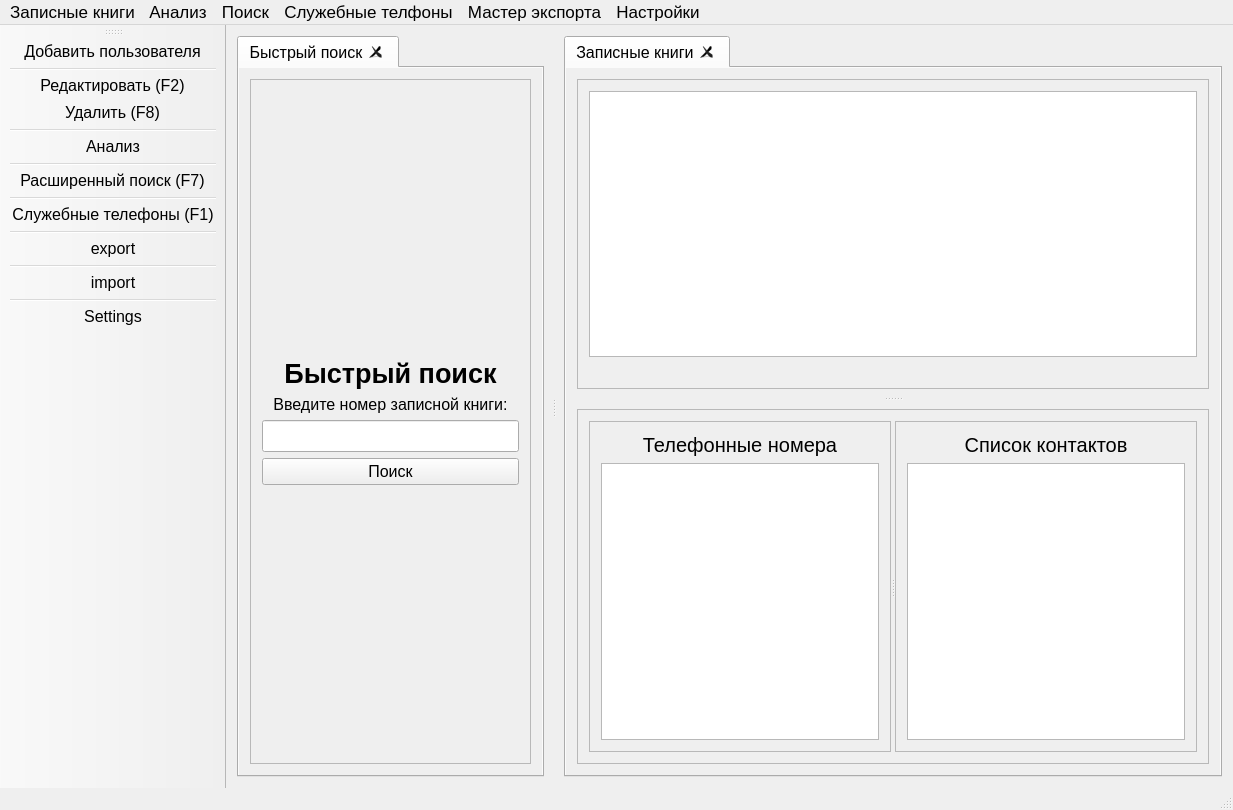
First picture: the form in mainwindow.ui, repository Yavlados/VKR, before the edit.
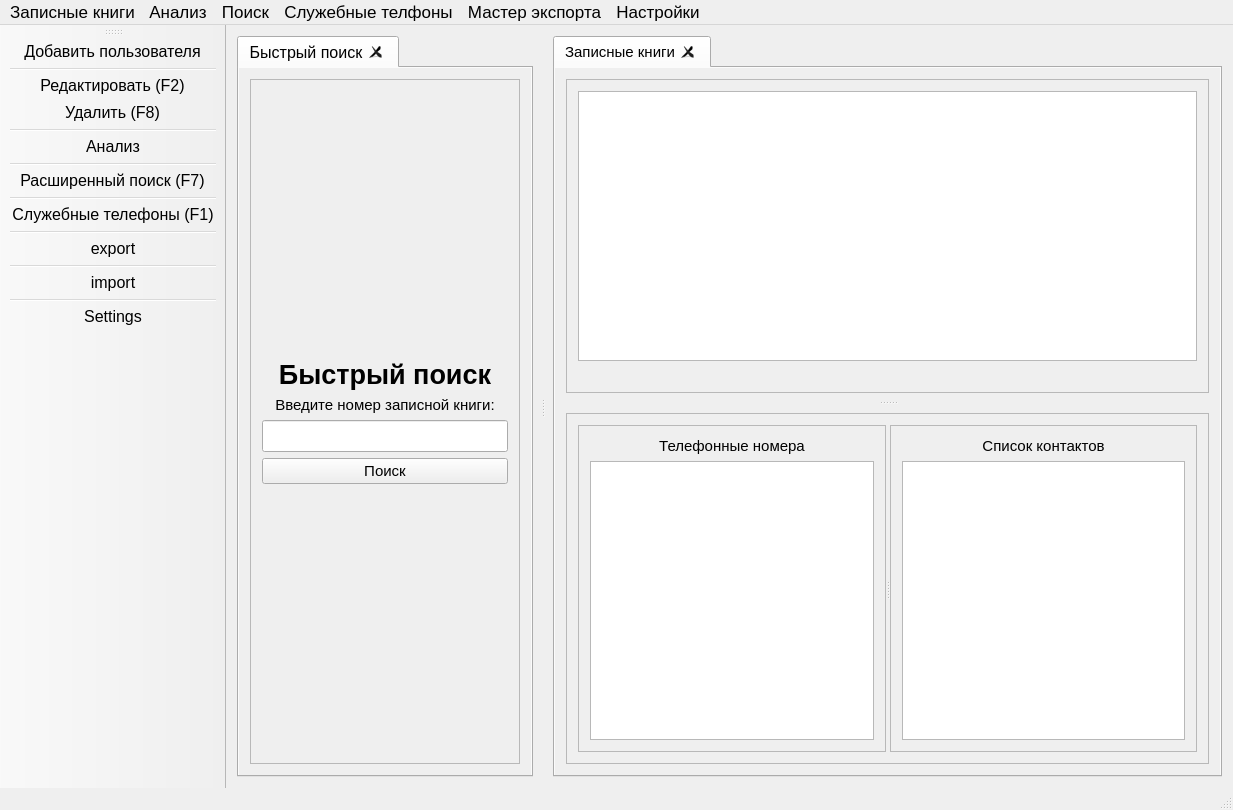
Second picture: the form after the edit. Icons and pictures are not drawn.

What changed in the file:
```diff
--- a/mainwindow.ui
+++ b/mainwindow.ui
@@ -94,7 +94,7 @@
               <property name="font">
                <font>
                 <family>Arial</family>
-                <pointsize>12</pointsize>
+                <pointsize>11</pointsize>
                </font>
               </property>
               <property name="text">
@@ -159,7 +159,7 @@
               </property>
               <property name="font">
                <font>
-                <pointsize>12</pointsize>
+                <pointsize>11</pointsize>
                </font>
               </property>
               <property name="layoutDirection">
@@ -218,7 +218,7 @@
        <property name="font">
         <font>
          <family>Arial</family>
-         <pointsize>12</pointsize>
+         <pointsize>11</pointsize>
         </font>
        </property>
        <property name="autoFillBackground">
@@ -356,7 +356,7 @@
                    <property name="font">
                     <font>
                      <family>Arial</family>
-                     <pointsize>15</pointsize>
+                     <pointsize>11</pointsize>
                     </font>
                    </property>
                    <property name="text">
@@ -411,7 +411,7 @@
                      <property name="font">
                       <font>
                        <family>Arial</family>
-                       <pointsize>15</pointsize>
+                       <pointsize>11</pointsize>
                       </font>
                      </property>
                      <property name="text">
```
